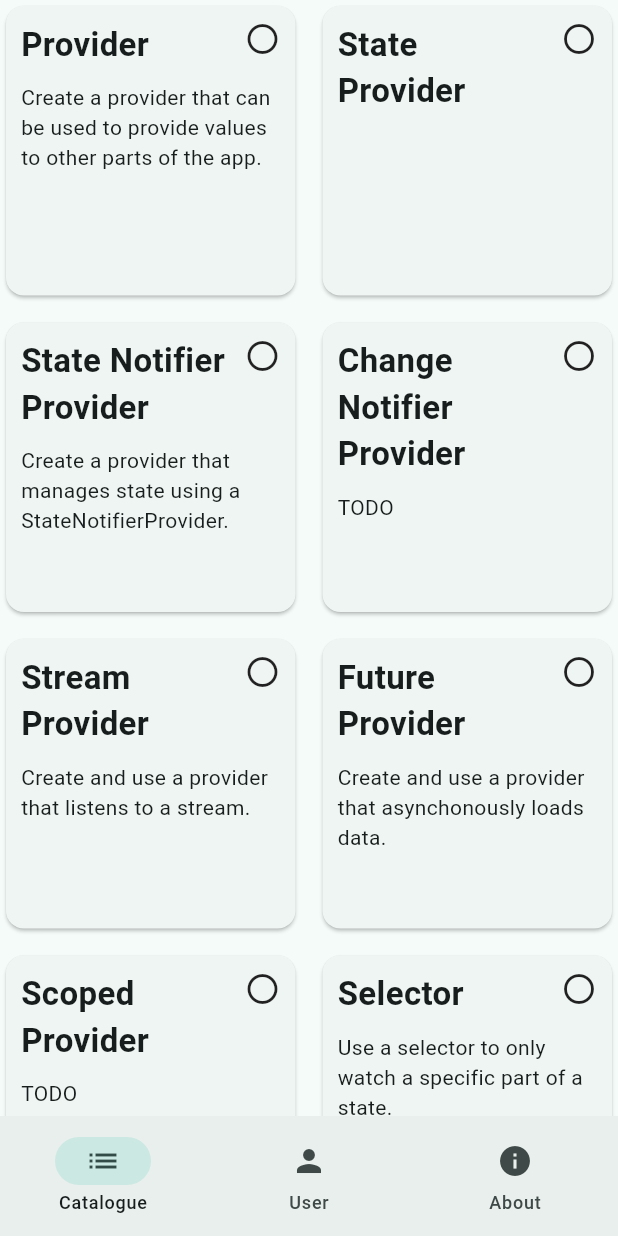
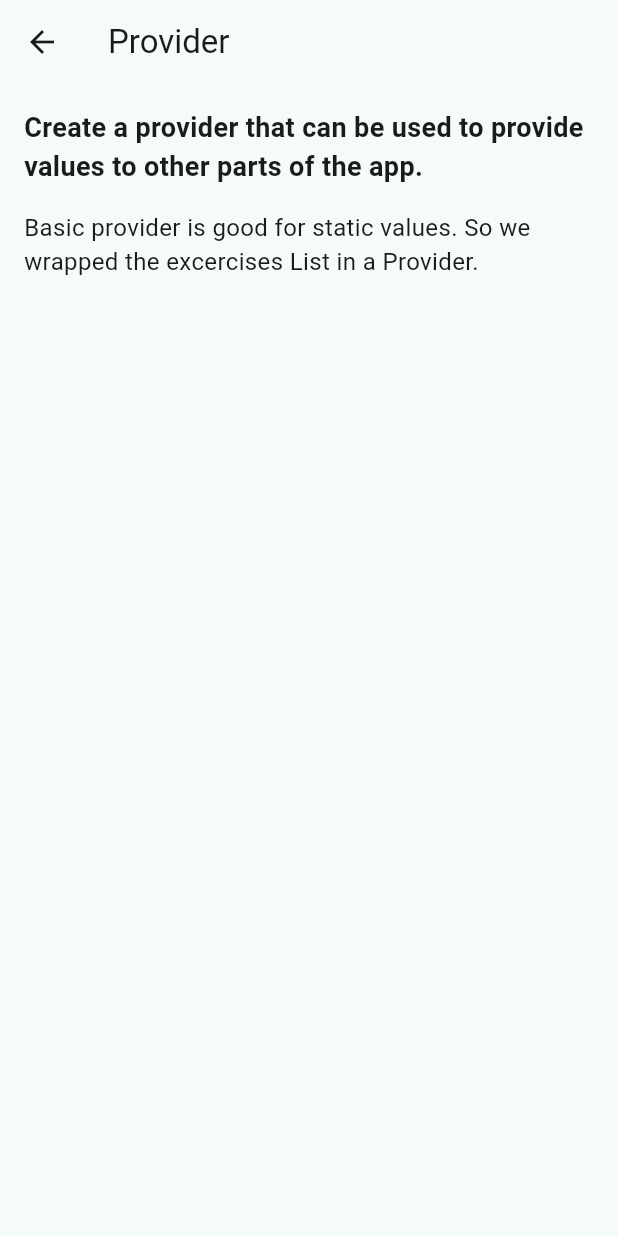
Before and after one commit to ondrahlavac/learning-flutter-riverpod, a Flutter app: the screen it shows after launch, after a tap on "Provider", on a phone screen of 412 x 824 dp. Run offline on Flutter 3.47's test engine with Material 3 defaults, Android fonts, the phone set to English and light mode, and no system bars; our stand-ins replace flutter_riverpod.

Commit message:
feat: make use of Provider to get exercises list
Exercises list is static so it can be made available across the app using a simple Provider.

```diff
--- a/lib/main.dart
+++ b/lib/main.dart
@@ -1,4 +1,5 @@
 import 'package:flutter/material.dart';
+import 'package:flutter_riverpod/flutter_riverpod.dart';
 import 'package:learning_flutter_riverpod/screens/about_page.dart';
 import 'package:learning_flutter_riverpod/screens/excercises_page.dart';
 import 'package:learning_flutter_riverpod/screens/user_page.dart';
@@ -6,7 +7,9 @@ import 'package:learning_flutter_riverpod/theme/theme.dart';
 
 void main() {
   runApp(
-    const LearningApp(),
+    const ProviderScope(
+      child: LearningApp(),
+    ),
   );
 }
 
--- a/lib/excercises.dart
+++ b/lib/providers/excercises_provider.dart
@@ -1,10 +1,17 @@
-const Map<String, Map<String, dynamic>> excercises = {
+import 'package:flutter_riverpod/flutter_riverpod.dart';
+
+final excercisesProvider = Provider<Map<String, Map<String, dynamic>>>((ref) {
+  return _excercises;
+});
+
+const Map<String, Map<String, dynamic>> _excercises = {
   'provider': {
     'name': 'Provider',
     'purpose':
         'Create a provider that can be used to provide values to other parts of the app.',
-    'description': '',
-    'finished': false,
+    'description':
+        'Basic provider is good for static values. So we wrapped the excercises List in a Provider.',
+    'finished': true,
   },
   'state-provider': {
     'name': 'State Provider',
--- /dev/null
+++ b/lib/screens/excercise_detail.dart
@@ -0,0 +1,42 @@
+import 'package:flutter/material.dart';
+import 'package:flutter_riverpod/flutter_riverpod.dart';
+import 'package:learning_flutter_riverpod/providers/excercises_provider.dart';
+
+class ExcerciseDetail extends ConsumerWidget {
+  final String excerciseKey;
+
+  const ExcerciseDetail({super.key, required this.excerciseKey});
+
+  @override
+  Widget build(BuildContext context, WidgetRef ref) {
+    Map<String, Map<String, dynamic>> excercises =
+        ref.watch(excercisesProvider);
+    Map<String, dynamic> currentExcercise = excercises[excerciseKey]!;
+
+    return Scaffold(
+      appBar: AppBar(
+        title: Text(currentExcercise['name']),
+      ),
+      body: Padding(
+        padding: const EdgeInsets.all(16.0),
+        child: Column(
+          crossAxisAlignment: CrossAxisAlignment.start,
+          children: [
+            Text(
+              currentExcercise['purpose'],
+              style: const TextStyle(
+                fontSize: 18,
+                fontWeight: FontWeight.bold,
+              ),
+            ),
+            const SizedBox(height: 16),
+            Text(
+              currentExcercise['description'],
+              style: const TextStyle(fontSize: 16),
+            ),
+          ],
+        ),
+      ),
+    );
+  }
+}
--- a/lib/screens/excercises_page.dart
+++ b/lib/screens/excercises_page.dart
@@ -1,11 +1,16 @@
 import 'package:flutter/material.dart';
-import 'package:learning_flutter_riverpod/excercises.dart';
+import 'package:flutter_riverpod/flutter_riverpod.dart';
+import 'package:learning_flutter_riverpod/providers/excercises_provider.dart';
+import 'package:learning_flutter_riverpod/screens/excercise_detail.dart';
 
-class ExcercisesCatalogue extends StatelessWidget {
+class ExcercisesCatalogue extends ConsumerWidget {
   const ExcercisesCatalogue({super.key});
 
   @override
-  Widget build(BuildContext context) {
+  Widget build(BuildContext context, WidgetRef ref) {
+    Map<String, Map<String, dynamic>> excercises =
+        ref.watch(excercisesProvider);
+
     return Scaffold(
       body: GridView.builder(
         gridDelegate: const SliverGridDelegateWithFixedCrossAxisCount(
@@ -19,7 +24,14 @@ class ExcercisesCatalogue extends StatelessWidget {
           return Card(
             child: InkWell(
               onTap: () {
-                // Navigate to the corresponding excercise screen
+                // onTap open the excercise detail screen
+                Navigator.of(context).push(
+                  MaterialPageRoute(
+                    builder: (context) => ExcerciseDetail(
+                      excerciseKey: currentKey,
+                    ),
+                  ),
+                );
               },
               child: Padding(
                 padding: const EdgeInsets.all(10),
```
